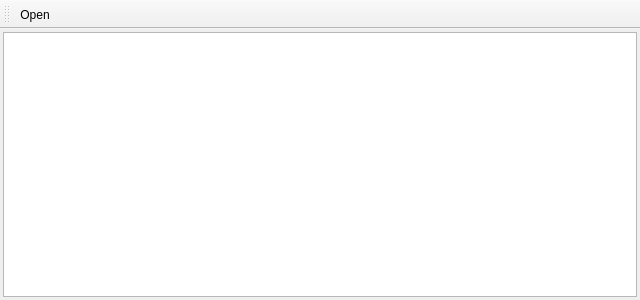
Old version of the form timetablewindow.ui in the repository rkapl/qttrack.
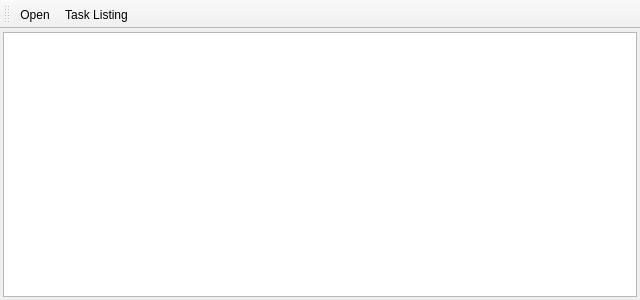
New version of the form. Icons and pictures are not drawn.

Commit message: Add support for displaying time breakdown of tasks.

Diff of the .ui file:
```diff
--- a/timetablewindow.ui
+++ b/timetablewindow.ui
@@ -46,6 +46,12 @@
    </layout>
   </widget>
   <widget class="QToolBar" name="mainToolBar">
+   <property name="iconSize">
+    <size>
+     <width>32</width>
+     <height>32</height>
+    </size>
+   </property>
    <attribute name="toolBarArea">
     <enum>TopToolBarArea</enum>
    </attribute>
@@ -53,6 +59,7 @@
     <bool>false</bool>
    </attribute>
    <addaction name="actionOpen"/>
+   <addaction name="actionTaskListing"/>
   </widget>
   <action name="actionOpen">
    <property name="text">
@@ -64,6 +71,18 @@
     <string>&amp;Exit</string>
    </property>
   </action>
+  <action name="actionTaskListing">
+   <property name="icon">
+    <iconset resource="resources.qrc">
+     <normaloff>:/icons/details.svg</normaloff>:/icons/details.svg</iconset>
+   </property>
+   <property name="text">
+    <string>Task Listing</string>
+   </property>
+   <property name="toolTip">
+    <string>Show when have you worked on the selected task</string>
+   </property>
+  </action>
  </widget>
  <layoutdefault spacing="6" margin="11"/>
  <resources/>
```
Left out of the diff: 10 changed lines with no effect on the pictures. The commit also changes 16 other files.
